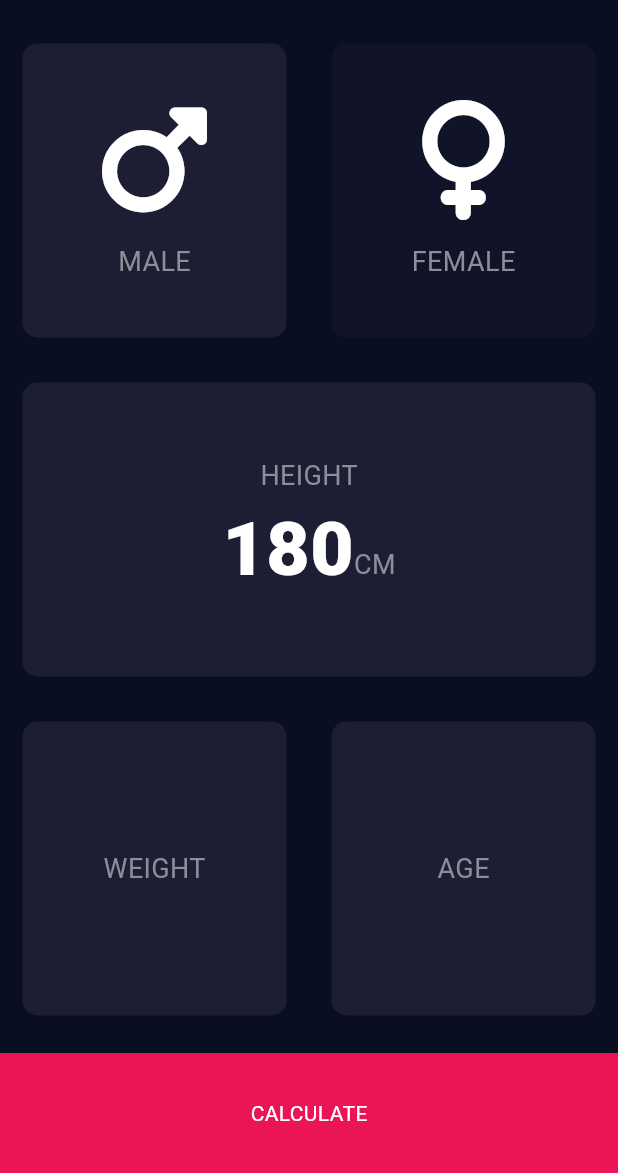
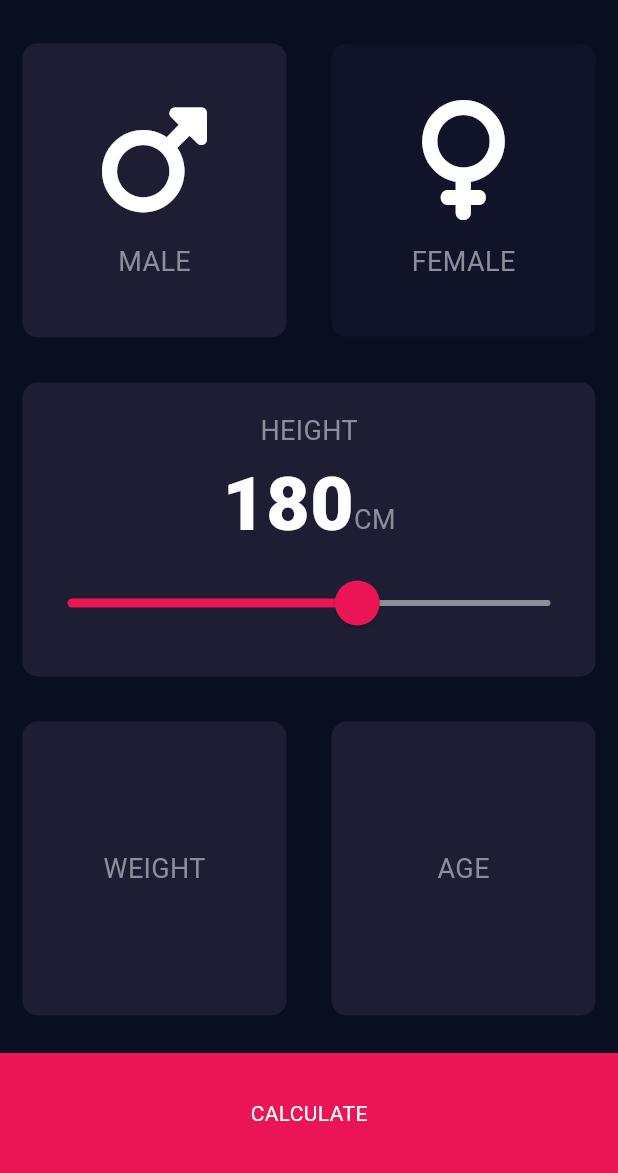
Before and after one commit to mehrshadkhv/BMI-Calculator, a Flutter app: the screen it shows after launch, on a phone screen of 412 x 824 dp, the part 63-1236 px from its top. Run offline on Flutter 3.47's test engine with Material 3 defaults, Android fonts, the phone set to English and light mode, and no system bars; our stand-ins replace font_awesome_flutter.

Commit message:
Tenth commit

```diff
--- a/lib/input_page.dart
+++ b/lib/input_page.dart
@@ -20,6 +20,7 @@ class InputPage extends StatefulWidget {
 class _InputPageState extends State<InputPage> {
 
   Gender selectedGender = Gender.male;
+  int height = 180;
 
   @override
   Widget build(BuildContext context) {
@@ -65,13 +66,13 @@ class _InputPageState extends State<InputPage> {
               ],
             ),
           ),
-          const Expanded(
+          Expanded(
             child: ReusableCard(
               colour: KActiveCardColour,
               cardChild: Column(
                 mainAxisAlignment: MainAxisAlignment.center,
                 children: [
-                  Text(
+                  const Text(
                     'HEIGHT',
                     style: KLabelTextStyle,
                   ),
@@ -81,14 +82,32 @@ class _InputPageState extends State<InputPage> {
                     textBaseline: TextBaseline.alphabetic,
                     children: [
                       Text(
-                        "180",
+                        height.toString(),
                         style: KNumberTextStyle,
                       ),
-                      Text(
+                      const Text(
                         "CM",
                         style: KLabelTextStyle,
                       ),
                     ],
+                  ),
+                  SliderTheme(
+                    data: SliderTheme.of(context).copyWith(
+                      thumbShape: const RoundSliderThumbShape(enabledThumbRadius: 15.0),
+                      overlayShape: const RoundSliderOverlayShape(overlayRadius: 30.0),
+                    ),
+                    child: Slider(
+                    value: height.toDouble(),
+                    min: 120.0,
+                    max: 220.0,
+                    activeColor: const Color(0xFFEB1555),
+                    inactiveColor: const Color(0xFF8D8E98),
+                    onChanged: (double newValue) {
+                      setState(() {
+                        height = newValue.round();
+                      });
+                    },
+                    ),
                   ),
                 ],
               ),
```
Also changed, not shown: 4 other files.
